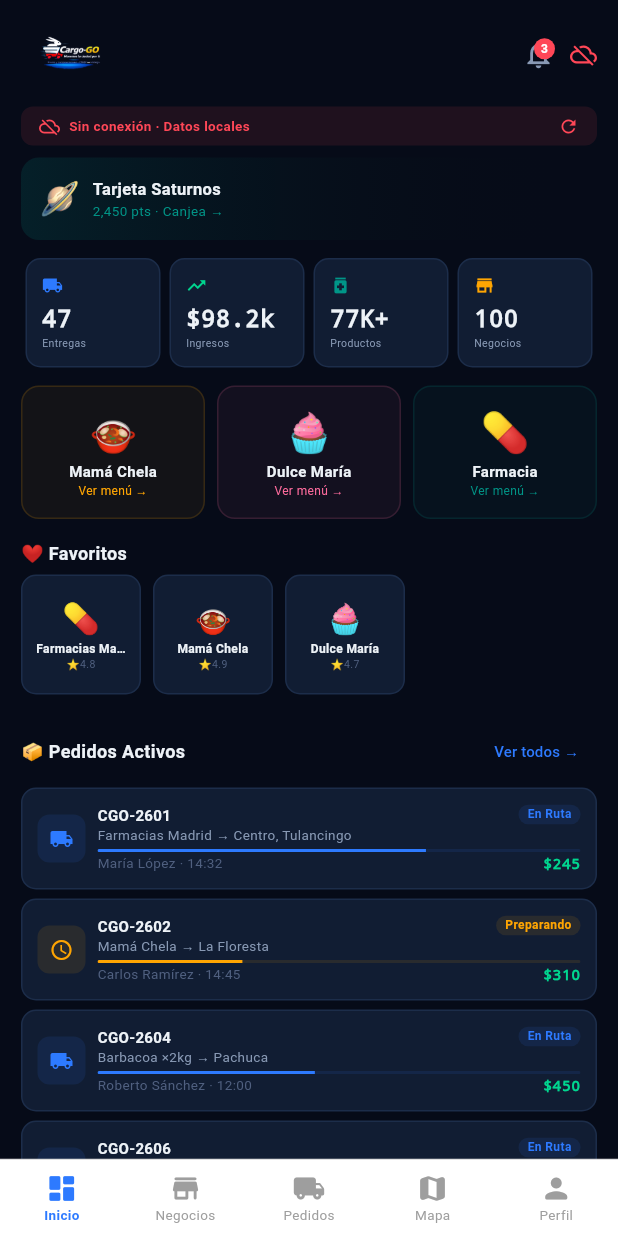
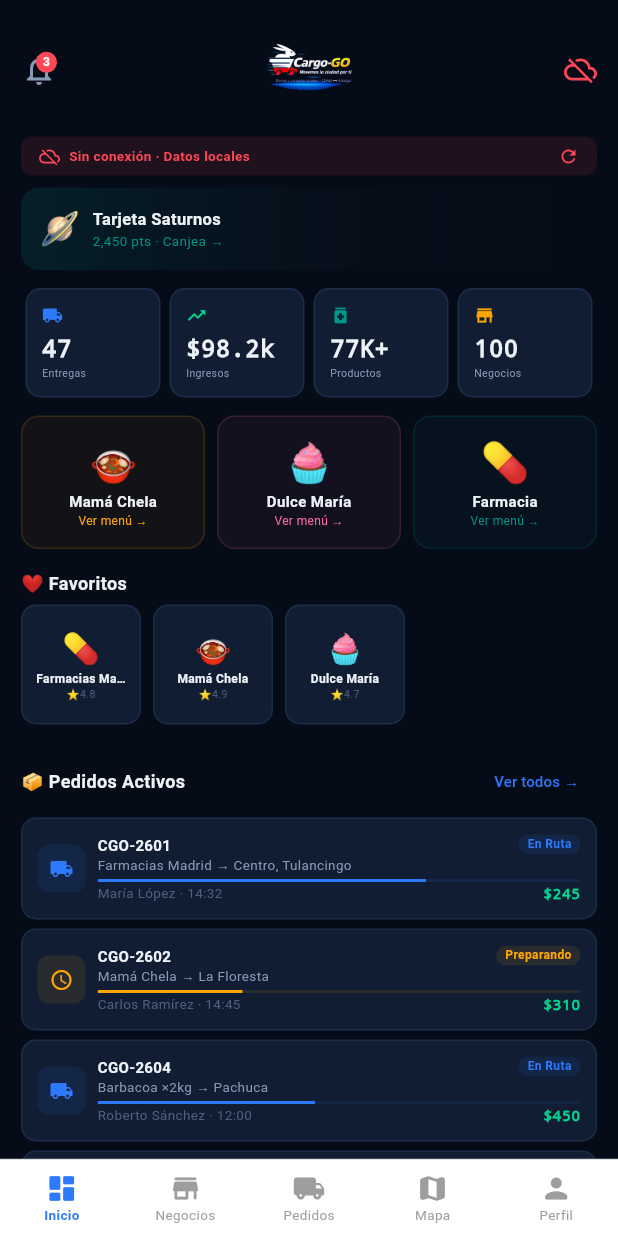
Before and after one commit to jesusortiz42536-ui/Cargo-GO, a Flutter app: the MainApp screen opened directly, on a phone screen of 412 x 824 dp. Run offline on Flutter 3.47's test engine with Material 3 defaults, Android fonts, the phone set to English and light mode, and no system bars; our stand-ins replace shared_preferences; accounts and stored records are empty; project files that could hold a hidden picture were left out.

Commit message:
Fix logo bar: centered logo (65px), bell left, connection right
https://claude.ai/code/session_01JdFXpx9sFwfwPGCce8H6JV

```diff
--- a/lib/main.dart
+++ b/lib/main.dart
@@ -680,8 +680,16 @@ class _MainAppState extends State<MainApp> {
   Widget _logoBar() => Padding(
     padding: const EdgeInsets.only(bottom: 12),
     child: Row(children: [
-      Image.asset('assets/images/logo.png', height: 45),
-      const Spacer(),
+      // Campana izquierda
+      GestureDetector(onTap: _showNotifs, child: Stack(children: [
+        const Icon(Icons.notifications_outlined, size: 24, color: AppTheme.tm),
+        if (_unreadNotifs > 0) Positioned(right: 0, top: 0, child: Container(width: 14, height: 14,
+          decoration: const BoxDecoration(color: AppTheme.rd, shape: BoxShape.circle),
+          child: Center(child: Text('$_unreadNotifs', style: const TextStyle(fontSize: 8, fontWeight: FontWeight.w700, color: Colors.white))))),
+      ])),
+      // Logo centrado
+      Expanded(child: Center(child: Image.asset('assets/images/logo.png', height: 65))),
+      // Derecha: carrito o conexión
       if (_cartQty > 0) GestureDetector(onTap: _openCart,
         child: Container(padding: const EdgeInsets.symmetric(horizontal: 8, vertical: 4),
           decoration: BoxDecoration(color: AppTheme.gr.withOpacity(0.15), borderRadius: BorderRadius.circular(12)),
@@ -689,17 +697,9 @@ class _MainAppState extends State<MainApp> {
             const Icon(Icons.shopping_cart, size: 14, color: AppTheme.gr),
             const SizedBox(width: 4),
             Text('$_cartQty', style: const TextStyle(fontSize: 11, fontWeight: FontWeight.w700, color: AppTheme.gr)),
-          ]))),
-      // 2. Campana de notificaciones
-      GestureDetector(onTap: _showNotifs, child: Stack(children: [
-        const Icon(Icons.notifications_outlined, size: 22, color: AppTheme.tm),
-        if (_unreadNotifs > 0) Positioned(right: 0, top: 0, child: Container(width: 14, height: 14,
-          decoration: const BoxDecoration(color: AppTheme.rd, shape: BoxShape.circle),
-          child: Center(child: Text('$_unreadNotifs', style: const TextStyle(fontSize: 8, fontWeight: FontWeight.w700, color: Colors.white))))),
-      ])),
-      const SizedBox(width: 10),
-      GestureDetector(onTap: _loadApiData,
-        child: Icon(_online ? Icons.cloud_done : Icons.cloud_off, size: 18, color: _online ? AppTheme.gr : AppTheme.rd)),
+          ])))
+      else GestureDetector(onTap: _loadApiData,
+        child: Icon(_online ? Icons.cloud_done : Icons.cloud_off, size: 22, color: _online ? AppTheme.gr : AppTheme.rd)),
     ]),
   );
 
```
